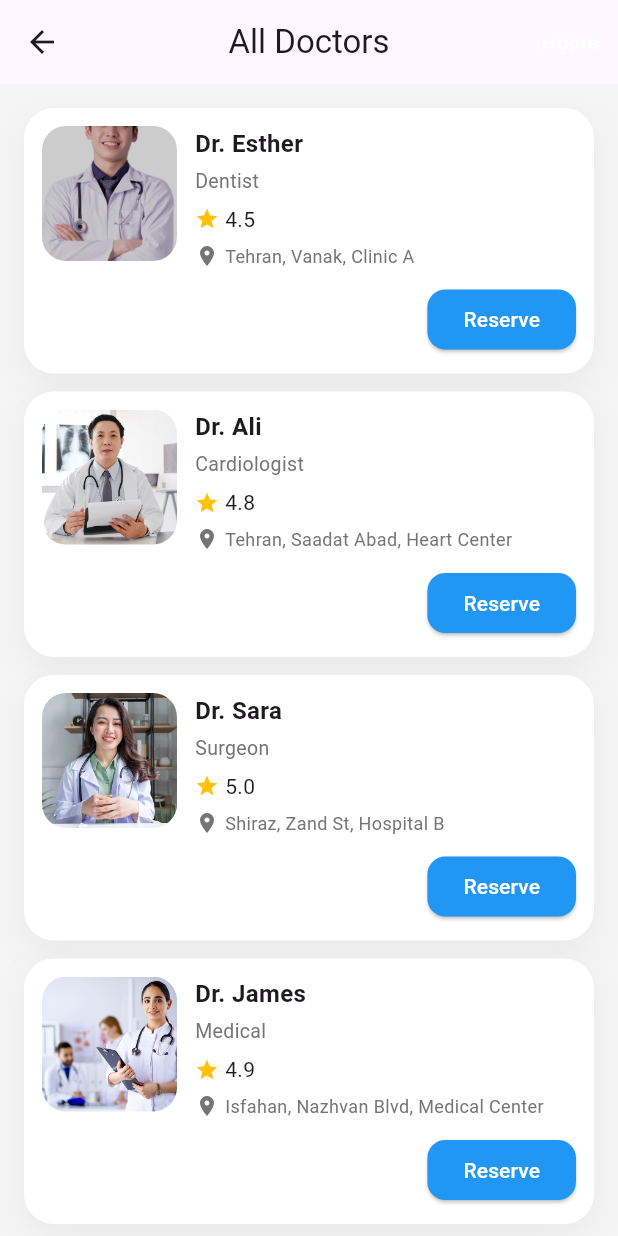
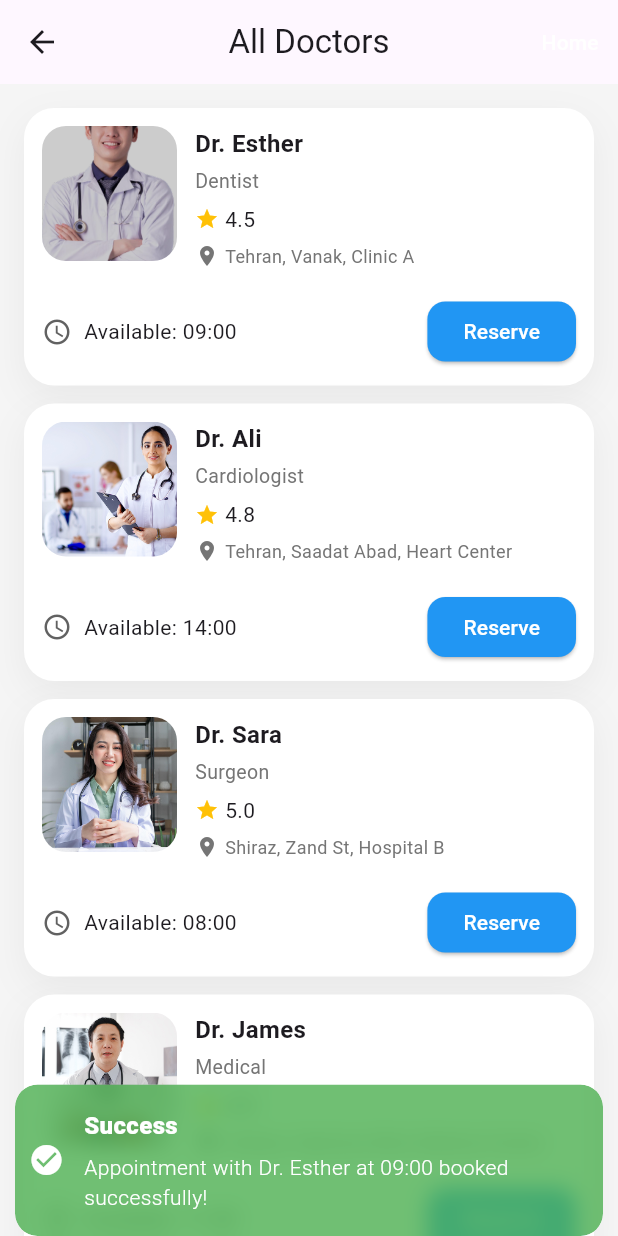
Before and after one commit to ZahraSedighiDev/medical--health, a Flutter app: the SeeAllDoctorsPage screen opened directly, after a tap on "Reserve", on a phone screen of 412 x 824 dp. Run offline on Flutter 3.47's test engine with Material 3 defaults, Android fonts, the phone set to English and light mode, and no system bars; our stand-ins replace get, loading_animation_widget.

Commit message:
see all page was updated

```diff
--- a/lib/features/secondpage/secondpage_view/doctor_list_card.dart
+++ b/lib/features/secondpage/secondpage_view/doctor_list_card.dart
@@ -1,11 +1,15 @@
 import 'package:flutter/material.dart';
+import 'package:get/get_core/src/get_main.dart';
+import 'package:get/get_navigation/src/extension_navigation.dart';
+import 'package:get/get_navigation/src/snackbar/snackbar.dart';
 
-class DoctorListCard extends StatelessWidget {
+class DoctorListCard extends StatefulWidget {
   final String name;
   final String specialty;
   final double rating;
   final String imageUrl;
   final String address;
+  final List<String> availableTimes; // زمان‌های خالی اضافه شد
 
   const DoctorListCard({
     super.key,
@@ -14,7 +18,22 @@ class DoctorListCard extends StatelessWidget {
     required this.rating,
     required this.imageUrl,
     required this.address,
+    this.availableTimes = const [], // مقدار پیش‌فرض
   });
+
+  @override
+  State<DoctorListCard> createState() => _DoctorListCardState();
+}
+class _DoctorListCardState extends State<DoctorListCard> {
+  String? _selectedTime; // زمان انتخاب شده
+
+  @override
+  void initState() {
+    super.initState();
+    if (widget.availableTimes.isNotEmpty) {
+      _selectedTime = widget.availableTimes.first;
+    }
+  }
 
   @override
   Widget build(BuildContext context) {
@@ -31,26 +50,28 @@ class DoctorListCard extends StatelessWidget {
           ),
         ],
       ),
-      child: Row(
+      child: Column(
+        crossAxisAlignment: CrossAxisAlignment.start,
+        children: [
+          Row(
             crossAxisAlignment: CrossAxisAlignment.start,
             children: [
               ClipRRect(
                 borderRadius: BorderRadius.circular(16),
                 child: Image.asset(
-              imageUrl,
+                  widget.imageUrl,
                   width: 90,
                   height: 90,
                   fit: BoxFit.cover,
                 ),
               ),
               const SizedBox(width: 12),
-
               Expanded(
                 child: Column(
                   crossAxisAlignment: CrossAxisAlignment.start,
                   children: [
                     Text(
-                  name,
+                      widget.name,
                       style: const TextStyle(
                         fontSize: 16,
                         fontWeight: FontWeight.bold,
@@ -58,7 +79,7 @@ class DoctorListCard extends StatelessWidget {
                     ),
                     const SizedBox(height: 4),
                     Text(
-                  specialty,
+                      widget.specialty,
                       style: TextStyle(
                         color: Colors.grey[600],
                         fontSize: 13,
@@ -69,7 +90,7 @@ class DoctorListCard extends StatelessWidget {
                       children: [
                         const Icon(Icons.star, color: Colors.amber, size: 16),
                         const SizedBox(width: 4),
-                    Text("$rating"),
+                        Text("${widget.rating}"),
                       ],
                     ),
                     const SizedBox(height: 6),
@@ -79,7 +100,7 @@ class DoctorListCard extends StatelessWidget {
                         const SizedBox(width: 4),
                         Expanded(
                           child: Text(
-                        address,
+                            widget.address,
                             style: TextStyle(
                               color: Colors.grey[600],
                               fontSize: 12,
@@ -89,12 +110,38 @@ class DoctorListCard extends StatelessWidget {
                         ),
                       ],
                     ),
-                const SizedBox(height: 10),
-                Align(
-                  alignment: Alignment.centerRight,
-                  child: ElevatedButton(
-                    onPressed: () {
-                      // رزرو دکتر
+                  ],
+                ),
+              ),
+            ],
+          ),
+          const SizedBox(height: 10), // فاصله بین اطلاعات دکتر و بخش زمان/رزرو
+
+          // بخش زمان و رزرو
+          if (widget.availableTimes.isNotEmpty)
+            Padding(
+              padding: const EdgeInsets.only(top: 8.0),
+              child: Row(
+                children: [
+                  Icon(Icons.access_time, color: Colors.grey[700], size: 20),
+                  const SizedBox(width: 8),
+                   // برای سادگی فعلا یه Text میذاریم، بعدا میشه DropdownButton
+                  Text("Available: ${_selectedTime ?? 'Select Time'}"),
+                  const Spacer(), // این هم Push میکنه دکمه Reserve رو به راست
+              ElevatedButton(
+                onPressed: _selectedTime == null
+                    ? null
+                    : () {
+                  // 1. نمایش پیام به کاربر با استفاده از GetX
+                  Get.snackbar(
+                    "Success", // عنوان پیام
+                    "Appointment with ${widget.name} at $_selectedTime booked successfully!", // متن پیام
+                    snackPosition: SnackPosition.BOTTOM, // موقعیت نمایش
+                    backgroundColor: Colors.green.withValues(alpha: 0.8),
+                    colorText: Colors.white,
+                    duration: const Duration(seconds: 3),
+                    icon: const Icon(Icons.check_circle, color: Colors.white),
+                  );
                   },
                 style: ElevatedButton.styleFrom(
                   backgroundColor: Colors.blue,
@@ -105,7 +152,6 @@ class DoctorListCard extends StatelessWidget {
                 ),
                 child: const Text("Reserve"),
               ),
-                ),
                 ],
               ),
             ),
--- a/lib/features/secondpage/secondpage_view/see_all_doctors_page.dart
+++ b/lib/features/secondpage/secondpage_view/see_all_doctors_page.dart
@@ -12,15 +12,17 @@ class SeeAllDoctorsPage extends StatelessWidget {
       "name": "Dr. Esther",
       "specialty": "Dentist",
       "rating": 4.5,
-      "image": AppIcons.doctor1,
+      "image": AppIcons.doctor1 ,
       "address": "Tehran, Vanak, Clinic A",
+      "availableTimes": ["09:00", "10:00", "11:00"], // زمان‌های خالی
     },
     {
       "name": "Dr. Ali",
       "specialty": "Cardiologist",
       "rating": 4.8,
-      "image":AppIcons.doctor2,
+      "image": AppIcons.doctor3,
       "address": "Tehran, Saadat Abad, Heart Center",
+      "availableTimes": ["14:00", "15:00"], // زمان‌های خالی
     },
     {
       "name": "Dr. Sara",
@@ -28,13 +30,23 @@ class SeeAllDoctorsPage extends StatelessWidget {
       "rating": 5.0,
       "image": AppIcons.doctor4,
       "address": "Shiraz, Zand St, Hospital B",
+      "availableTimes": ["08:00", "09:30", "10:30", "13:00"], // زمان‌های خالی
     },
     {
       "name": "Dr. James",
       "specialty": "Medical",
       "rating": 4.9,
-      "image": AppIcons.doctor3,
+      "image": AppIcons.doctor2,
       "address": "Isfahan, Nazhvan Blvd, Medical Center",
+      "availableTimes": ["11:00", "12:00"], // زمان‌های خالی
+    },
+    {
+      "name": "Dr. Mike", // یه دکتر دیگه بدون زمان خالی
+      "specialty": "Dentist",
+      "rating": 4.9,
+      "image": AppIcons.doctor5,
+      "address": "Tabriz, North St, Clinic C",
+      "availableTimes": [],
     },
   ];
 
@@ -56,12 +68,9 @@ class SeeAllDoctorsPage extends StatelessWidget {
         actions: [
           TextButton(
             onPressed: () {
-              Get.offAllNamed('/home'); // برگرد به Home و کل stack رو پاک کن
+              Get.offAllNamed('/home');
             },
-            child: const Text(
-              "Home",
-              style: TextStyle(color: Colors.white),
-            ),
+            child: const Text("Home", style: TextStyle(color: Colors.white)),
           ),
         ],
       ),
@@ -77,6 +86,7 @@ class SeeAllDoctorsPage extends StatelessWidget {
             rating: doctor["rating"],
             imageUrl: doctor["image"],
             address: doctor["address"],
+            availableTimes: List<String>.from(doctor["availableTimes"]), // پاس دادن زمان‌های خالی
           );
         },
       ),
```
Lines whose indentation alone changed are shown as unchanged.
